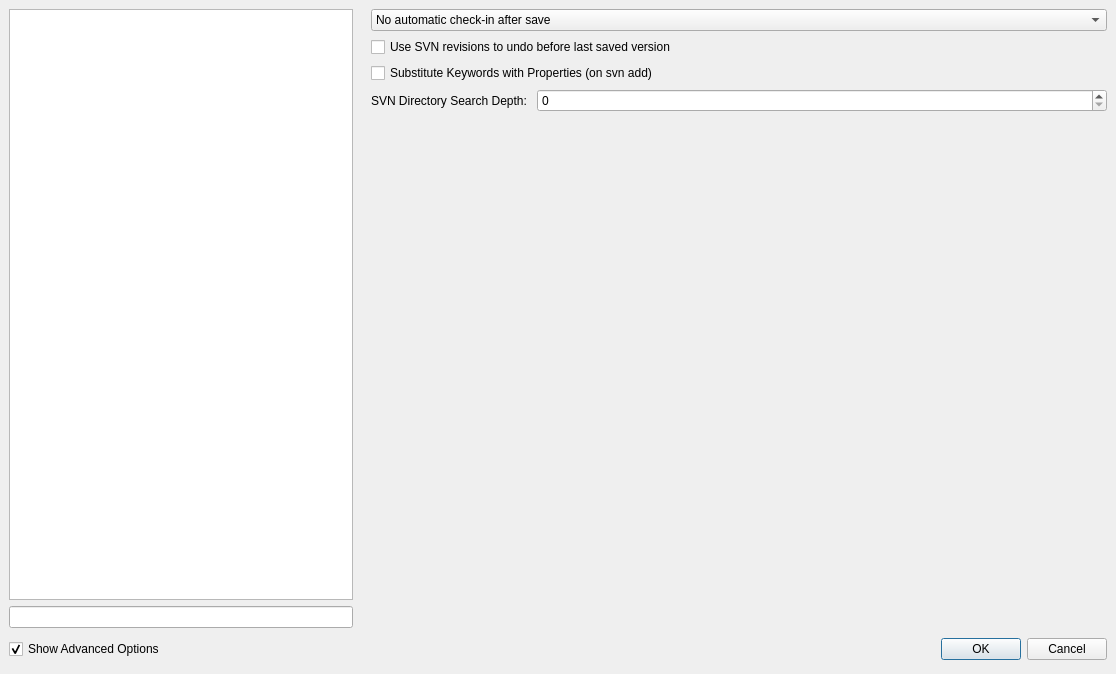
Old version of the form src/configdialog.ui in the repository texstudio-org/texstudio.
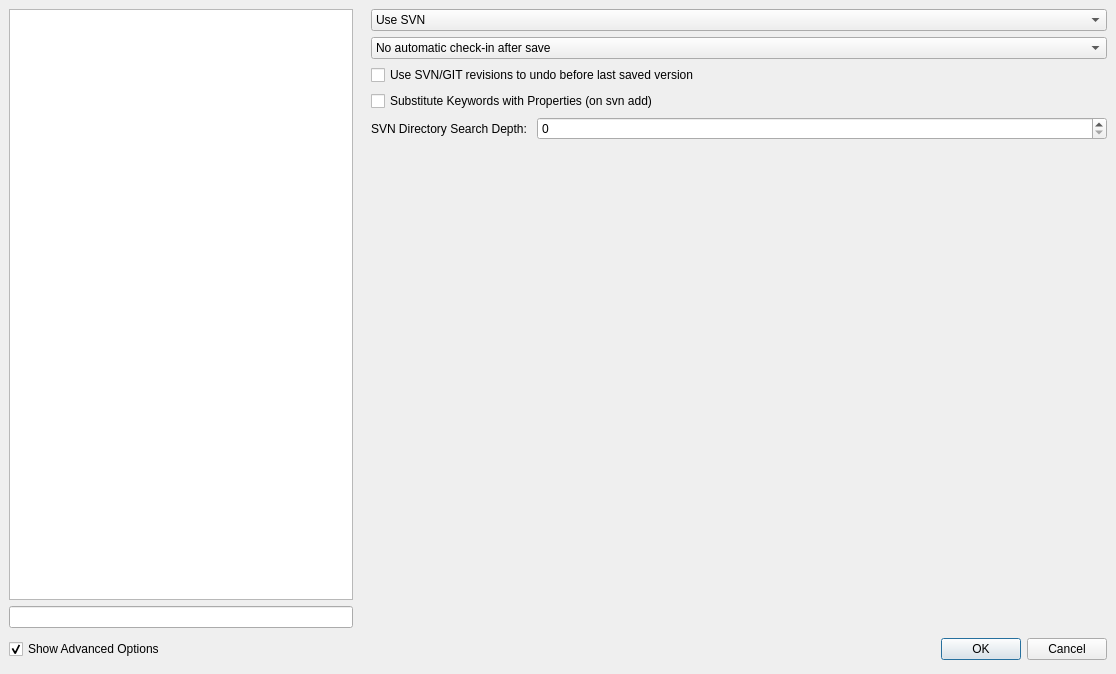
New version of the form. The open tabs and pages were chosen to show the change. Icons and pictures are not drawn.

Patch:
```diff
--- a/src/configdialog.ui
+++ b/src/configdialog.ui
@@ -4378,6 +4378,20 @@
        <property name="bottomMargin">
         <number>0</number>
        </property>
+       <item>
+        <widget class="QComboBox" name="comboBoxUseVCS">
+         <item>
+          <property name="text">
+           <string>Use SVN</string>
+          </property>
+         </item>
+         <item>
+          <property name="text">
+           <string>Use GIT</string>
+          </property>
+         </item>
+        </widget>
+       </item>
        <item>
         <widget class="QComboBox" name="comboBoxAutoCheckinLevel">
          <property name="toolTip">
@@ -4403,7 +4417,7 @@
        <item>
         <widget class="QCheckBox" name="cbSVNUndo">
          <property name="text">
-          <string>Use SVN revisions to undo before last saved version</string>
+          <string>Use SVN/GIT revisions to undo before last saved version</string>
          </property>
         </widget>
        </item>
```
Left out of the diff: 14 changed lines with no effect on the pictures.
